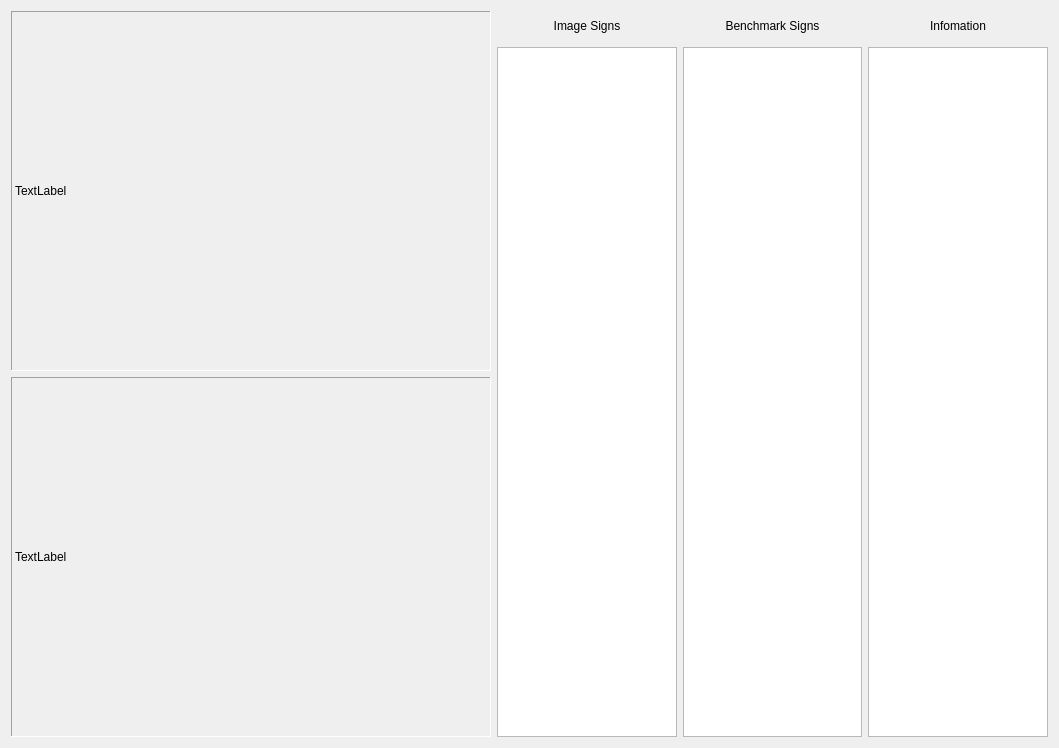
First picture: the form in src/widget_demo.ui, repository mdqyy/main_demo_cmake, before the edit.
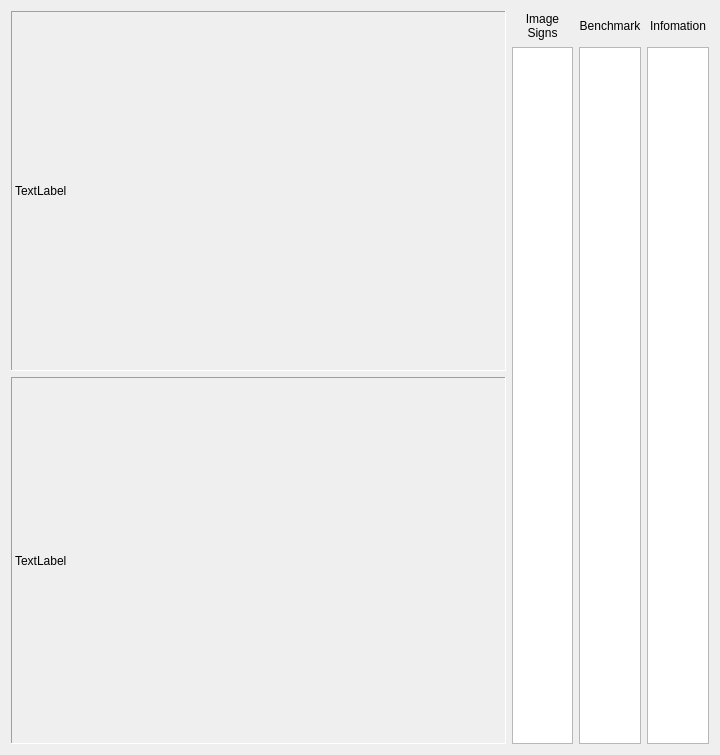
Second picture: the form after the edit.

Commit message: finish ui design

Diff of the .ui file:
```diff
--- a/src/widget_demo.ui
+++ b/src/widget_demo.ui
@@ -6,12 +6,12 @@
    <rect>
     <x>0</x>
     <y>0</y>
-    <width>1059</width>
-    <height>720</height>
+    <width>720</width>
+    <height>755</height>
    </rect>
   </property>
   <property name="sizePolicy">
-   <sizepolicy hsizetype="Minimum" vsizetype="Preferred">
+   <sizepolicy hsizetype="Preferred" vsizetype="Preferred">
     <horstretch>0</horstretch>
     <verstretch>0</verstretch>
    </sizepolicy>
@@ -28,14 +28,23 @@
   <property name="windowTitle">
    <string>WidgetDemo</string>
   </property>
-  <layout class="QHBoxLayout" name="horizontalLayout" stretch="0,0,0,0,0">
+  <layout class="QHBoxLayout" name="horizontalLayout" stretch="8,1,1,1">
    <property name="sizeConstraint">
     <enum>QLayout::SetMinimumSize</enum>
    </property>
    <item>
-    <layout class="QVBoxLayout" name="verticalLayout">
+    <layout class="QVBoxLayout" name="verticalLayout" stretch="5,50">
+     <property name="sizeConstraint">
+      <enum>QLayout::SetMinAndMaxSize</enum>
+     </property>
      <item>
       <widget class="QLabel" name="labelOriginal">
+       <property name="sizePolicy">
+        <sizepolicy hsizetype="Expanding" vsizetype="Preferred">
+         <horstretch>5</horstretch>
+         <verstretch>5</verstretch>
+        </sizepolicy>
+       </property>
        <property name="minimumSize">
         <size>
          <width>480</width>
@@ -61,6 +70,12 @@
      </item>
      <item>
       <widget class="QLabel" name="labelAfterProcess">
+       <property name="sizePolicy">
+        <sizepolicy hsizetype="Expanding" vsizetype="Preferred">
+         <horstretch>50</horstretch>
+         <verstretch>50</verstretch>
+        </sizepolicy>
+       </property>
        <property name="minimumSize">
         <size>
          <width>480</width>
@@ -87,28 +102,24 @@
     </layout>
    </item>
    <item>
-    <spacer name="horizontalSpacer">
-     <property name="orientation">
-      <enum>Qt::Horizontal</enum>
-     </property>
-     <property name="sizeHint" stdset="0">
-      <size>
-       <width>40</width>
-       <height>20</height>
-      </size>
-     </property>
-    </spacer>
-   </item>
-   <item>
-    <layout class="QVBoxLayout" name="verticalLayout_2">
+    <layout class="QVBoxLayout" name="verticalLayout_2" stretch="0,0">
      <property name="spacing">
       <number>6</number>
      </property>
+     <property name="sizeConstraint">
+      <enum>QLayout::SetMinimumSize</enum>
+     </property>
      <item>
       <widget class="QLabel" name="labelFromImage">
+       <property name="sizePolicy">
+        <sizepolicy hsizetype="Minimum" vsizetype="Preferred">
+         <horstretch>0</horstretch>
+         <verstretch>0</verstretch>
+        </sizepolicy>
+       </property>
        <property name="minimumSize">
         <size>
-         <width>0</width>
+         <width>10</width>
          <height>30</height>
         </size>
        </property>
@@ -125,37 +136,82 @@
         <set>Qt::AlignCenter</set>
        </property>
        <property name="wordWrap">
-        <bool>false</bool>
+        <bool>true</bool>
        </property>
       </widget>
      </item>
      <item>
       <widget class="QListWidget" name="listFromImage">
        <property name="sizePolicy">
-        <sizepolicy hsizetype="Preferred" vsizetype="Expanding">
-         <horstretch>0</horstretch>
-         <verstretch>0</verstretch>
+        <sizepolicy hsizetype="Minimum" vsizetype="Expanding">
+         <horstretch>1</horstretch>
+         <verstretch>1</verstretch>
         </sizepolicy>
        </property>
+       <property name="minimumSize">
+        <size>
+         <width>10</width>
+         <height>0</height>
+        </size>
+       </property>
        <property name="focusPolicy">
         <enum>Qt::NoFocus</enum>
        </property>
+       <property name="layoutDirection">
+        <enum>Qt::LeftToRight</enum>
+       </property>
+       <property name="movement">
+        <enum>QListView::Static</enum>
+       </property>
+       <property name="flow">
+        <enum>QListView::TopToBottom</enum>
+       </property>
+       <property name="isWrapping" stdset="0">
+        <bool>false</bool>
+       </property>
+       <property name="resizeMode">
+        <enum>QListView::Adjust</enum>
+       </property>
+       <property name="viewMode">
+        <enum>QListView::IconMode</enum>
+       </property>
+       <property name="uniformItemSizes">
+        <bool>false</bool>
+       </property>
+       <property name="batchSize">
+        <number>100</number>
+       </property>
+       <property name="wordWrap">
+        <bool>false</bool>
+       </property>
+       <property name="selectionRectVisible">
+        <bool>true</bool>
+       </property>
       </widget>
      </item>
     </layout>
    </item>
    <item>
     <layout class="QVBoxLayout" name="verticalLayout_3">
+     <property name="sizeConstraint">
+      <enum>QLayout::SetMinimumSize</enum>
+     </property>
      <item>
       <widget class="QLabel" name="labelBenchmark">
+       <property name="sizePolicy">
+        <sizepolicy hsizetype="Minimum" vsizetype="Preferred">
+         <horstretch>0</horstretch>
+         <verstretch>0</verstretch>
+        </sizepolicy>
+       </property>
        <property name="minimumSize">
         <size>
-         <width>0</width>
+         <width>10</width>
          <height>30</height>
         </size>
        </property>
        <property name="text">
-        <string>Benchmark Signs</string>
+        <string>Benchmark</string>
        </property>
        <property name="textFormat">
         <enum>Qt::RichText</enum>
@@ -167,18 +223,24 @@
         <set>Qt::AlignCenter</set>
        </property>
        <property name="wordWrap">
-        <bool>false</bool>
+        <bool>true</bool>
        </property>
       </widget>
      </item>
      <item>
       <widget class="QListWidget" name="listBenchmark">
        <property name="sizePolicy">
-        <sizepolicy hsizetype="Preferred" vsizetype="Expanding">
-         <horstretch>0</horstretch>
-         <verstretch>0</verstretch>
+        <sizepolicy hsizetype="Fixed" vsizetype="Expanding">
+         <horstretch>1</horstretch>
+         <verstretch>1</verstretch>
         </sizepolicy>
        </property>
+       <property name="minimumSize">
+        <size>
+         <width>10</width>
+         <height>50</height>
+        </size>
+       </property>
        <property name="focusPolicy">
         <enum>Qt::NoFocus</enum>
        </property>
@@ -188,11 +250,20 @@
    </item>
    <item>
     <layout class="QVBoxLayout" name="verticalLayout_4">
+     <property name="sizeConstraint">
+      <enum>QLayout::SetMinimumSize</enum>
+     </property>
      <item>
       <widget class="QLabel" name="labelInfo">
+       <property name="sizePolicy">
+        <sizepolicy hsizetype="Minimum" vsizetype="Preferred">
+         <horstretch>0</horstretch>
+         <verstretch>0</verstretch>
+        </sizepolicy>
+       </property>
        <property name="minimumSize">
         <size>
-         <width>0</width>
+         <width>10</width>
          <height>30</height>
         </size>
        </property>
@@ -209,18 +280,24 @@
         <set>Qt::AlignCenter</set>
        </property>
        <property name="wordWrap">
-        <bool>false</bool>
+        <bool>true</bool>
        </property>
       </widget>
      </item>
      <item>
       <widget class="QTextEdit" name="textInfo">
        <property name="sizePolicy">
-        <sizepolicy hsizetype="Preferred" vsizetype="Expanding">
-         <horstretch>0</horstretch>
-         <verstretch>0</verstretch>
+        <sizepolicy hsizetype="Minimum" vsizetype="Expanding">
+         <horstretch>1</horstretch>
+         <verstretch>1</verstretch>
         </sizepolicy>
        </property>
+       <property name="minimumSize">
+        <size>
+         <width>10</width>
+         <height>50</height>
+        </size>
+       </property>
        <property name="focusPolicy">
         <enum>Qt::NoFocus</enum>
        </property>
```
Left out of the diff: 12 changed lines with no effect on the pictures. The commit also changes 2 other files.
